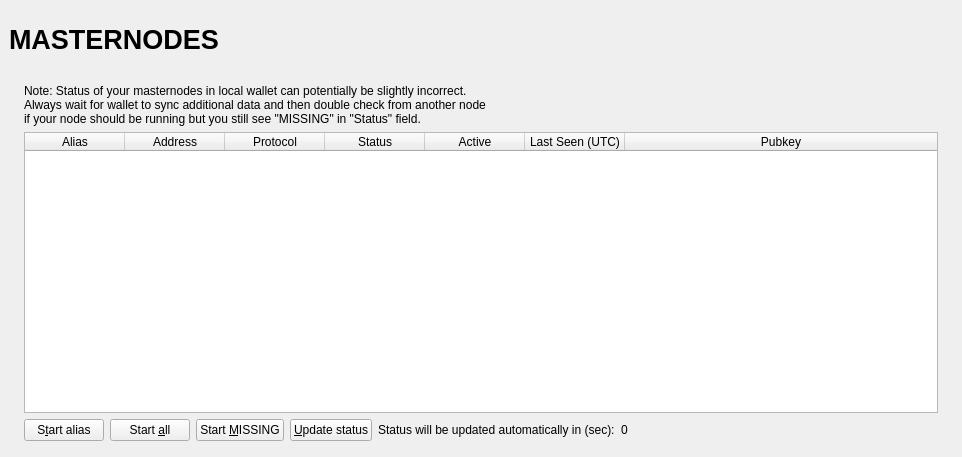
This is src/qt/forms/masternodelist.ui in didarmetu/Fibercoin as Qt 5 draws it before an edit. The edited form follows.
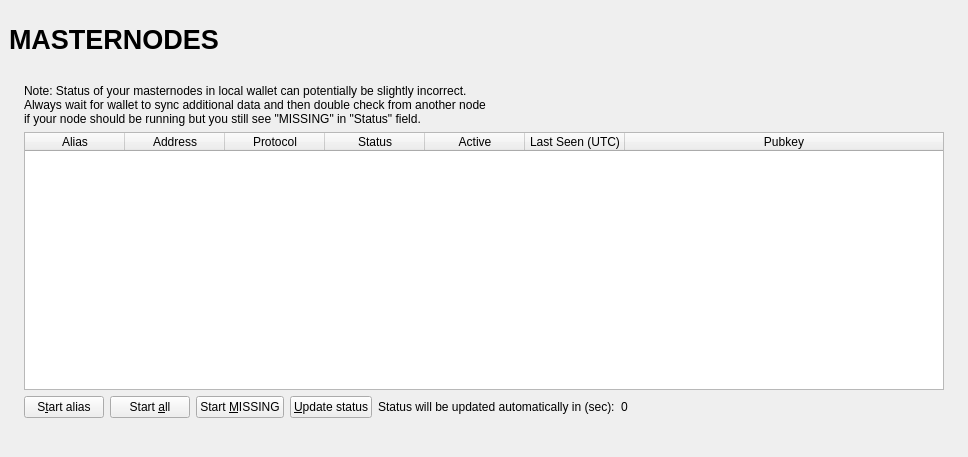
This is the edited form.

Commit message: Polish dialog styling and wallet layout

Diff of the .ui file:
```diff
--- a/src/qt/forms/masternodelist.ui
+++ b/src/qt/forms/masternodelist.ui
@@ -6,7 +6,7 @@
    <rect>
     <x>0</x>
     <y>0</y>
-    <width>962</width>
+    <width>968</width>
     <height>457</height>
    </rect>
   </property>
@@ -164,7 +164,7 @@
               <widget class="QFrame" name="frameList">
                <layout class="QVBoxLayout" name="verticalLayout_2">
                 <property name="bottomMargin">
-                 <number>1</number>
+                 <number>24</number>
                 </property>
                 <item>
                  <layout class="QHBoxLayout" name="horizontalLayout_note">
```
Left out of the diff: 15 changed lines with no effect on the pictures. The commit also changes 6 other files.
